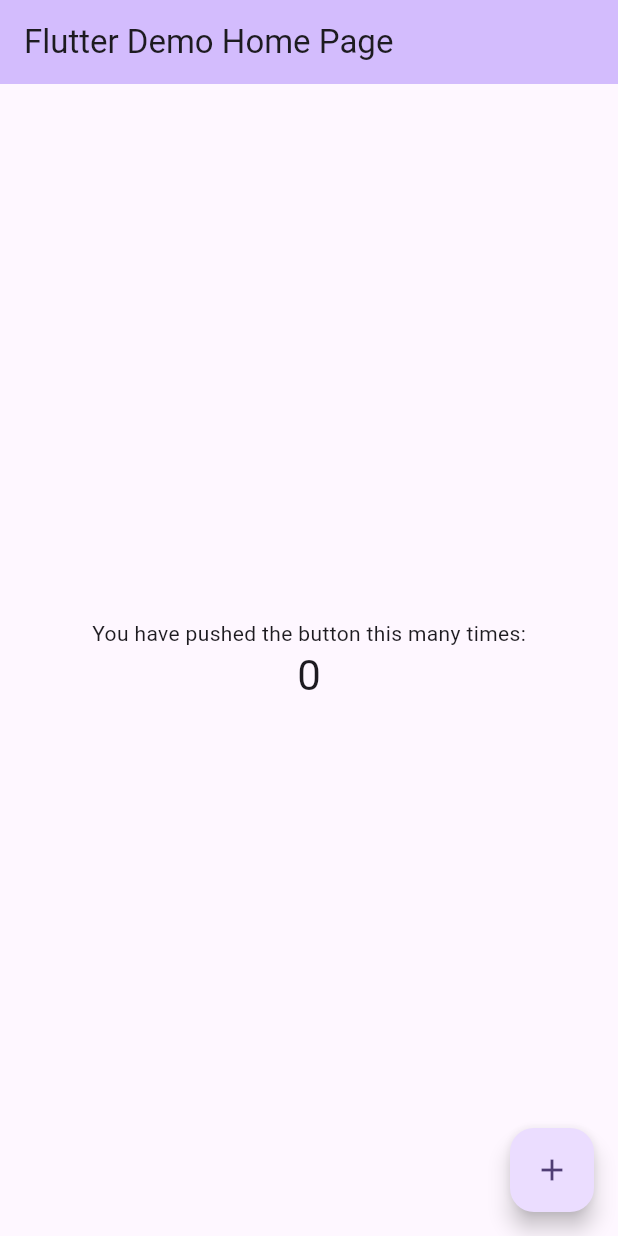
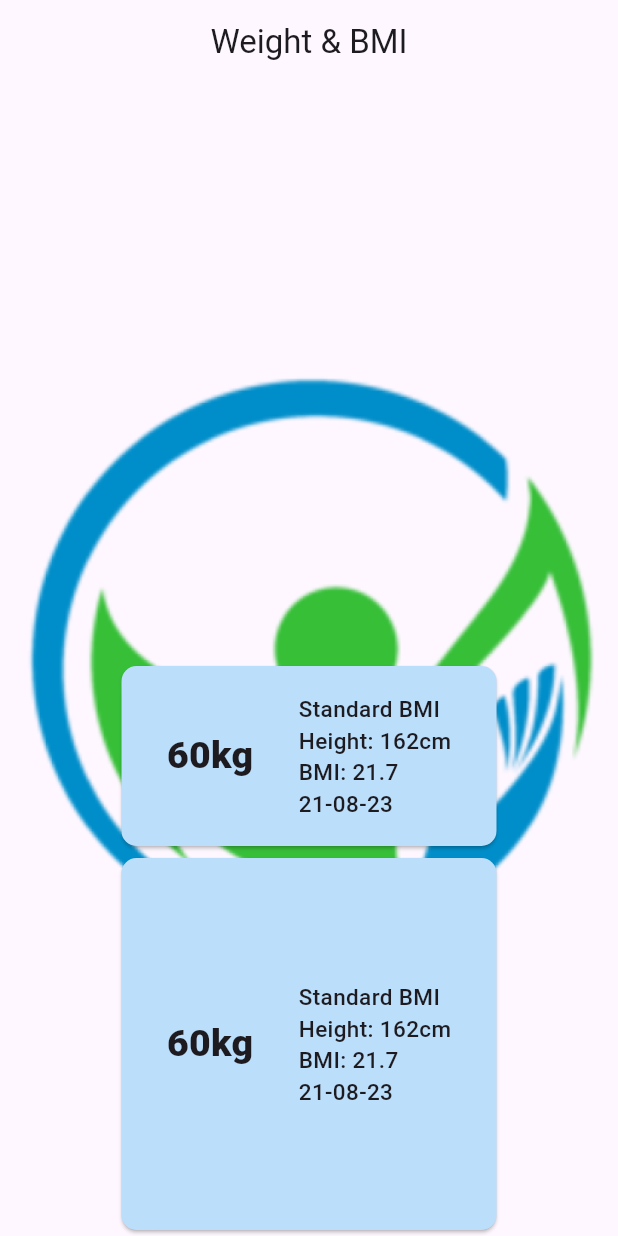
Before and after one commit to Rohan4s/LifeLine, a Flutter app: the screen it shows after launch, on a phone screen of 412 x 824 dp. Run offline on Flutter 3.47's test engine with Material 3 defaults, Android fonts, the phone set to English and light mode, and no system bars.

Commit message:
Created new pages

```diff
--- a/lib/main.dart
+++ b/lib/main.dart
@@ -1,125 +1,19 @@
 import 'package:flutter/material.dart';
+import 'pages/prescription.dart';
+import 'pages/report.dart';
+import 'pages/weight.dart';
 
 void main() {
   runApp(const MyApp());
 }
 
 class MyApp extends StatelessWidget {
-  const MyApp({super.key});
+  const MyApp({Key? key}) : super(key: key);
 
-  // This widget is the root of your application.
   @override
   Widget build(BuildContext context) {
     return MaterialApp(
-      title: 'Flutter Demo',
-      theme: ThemeData(
-        // This is the theme of your application.
-        //
-        // TRY THIS: Try running your application with "flutter run". You'll see
-        // the application has a purple toolbar. Then, without quitting the app,
-        // try changing the seedColor in the colorScheme below to Colors.green
-        // and then invoke "hot reload" (save your changes or press the "hot
-        // reload" button in a Flutter-supported IDE, or press "r" if you used
-        // the command line to start the app).
-        //
-        // Notice that the counter didn't reset back to zero; the application
-        // state is not lost during the reload. To reset the state, use hot
-        // restart instead.
-        //
-        // This works for code too, not just values: Most code changes can be
-        // tested with just a hot reload.
-        colorScheme: ColorScheme.fromSeed(seedColor: Colors.deepPurple),
-        useMaterial3: true,
-      ),
-      home: const MyHomePage(title: 'Flutter Demo Home Page'),
+      home: Weight(),
     );
   }
 }
-
-class MyHomePage extends StatefulWidget {
-  const MyHomePage({super.key, required this.title});
-
-  // This widget is the home page of your application. It is stateful, meaning
-  // that it has a State object (defined below) that contains fields that affect
-  // how it looks.
-
-  // This class is the configuration for the state. It holds the values (in this
-  // case the title) provided by the parent (in this case the App widget) and
-  // used by the build method of the State. Fields in a Widget subclass are
-  // always marked "final".
-
-  final String title;
-
-  @override
-  State<MyHomePage> createState() => _MyHomePageState();
-}
-
-class _MyHomePageState extends State<MyHomePage> {
-  int _counter = 0;
-
-  void _incrementCounter() {
-    setState(() {
-      // This call to setState tells the Flutter framework that something has
-      // changed in this State, which causes it to rerun the build method below
-      // so that the display can reflect the updated values. If we changed
-      // _counter without calling setState(), then the build method would not be
-      // called again, and so nothing would appear to happen.
-      _counter++;
-    });
-  }
-
-  @override
-  Widget build(BuildContext context) {
-    // This method is rerun every time setState is called, for instance as done
-    // by the _incrementCounter method above.
-    //
-    // The Flutter framework has been optimized to make rerunning build methods
-    // fast, so that you can just rebuild anything that needs updating rather
-    // than having to individually change instances of widgets.
-    return Scaffold(
-      appBar: AppBar(
-        // TRY THIS: Try changing the color here to a specific color (to
-        // Colors.amber, perhaps?) and trigger a hot reload to see the AppBar
-        // change color while the other colors stay the same.
-        backgroundColor: Theme.of(context).colorScheme.inversePrimary,
-        // Here we take the value from the MyHomePage object that was created by
-        // the App.build method, and use it to set our appbar title.
-        title: Text(widget.title),
-      ),
-      body: Center(
-        // Center is a layout widget. It takes a single child and positions it
-        // in the middle of the parent.
-        child: Column(
-          // Column is also a layout widget. It takes a list of children and
-          // arranges them vertically. By default, it sizes itself to fit its
-          // children horizontally, and tries to be as tall as its parent.
-          //
-          // Column has various properties to control how it sizes itself and
-          // how it positions its children. Here we use mainAxisAlignment to
-          // center the children vertically; the main axis here is the vertical
-          // axis because Columns are vertical (the cross axis would be
-          // horizontal).
-          //
-          // TRY THIS: Invoke "debug painting" (choose the "Toggle Debug Paint"
-          // action in the IDE, or press "p" in the console), to see the
-          // wireframe for each widget.
-          mainAxisAlignment: MainAxisAlignment.center,
-          children: <Widget>[
-            const Text(
-              'You have pushed the button this many times:',
-            ),
-            Text(
-              '$_counter',
-              style: Theme.of(context).textTheme.headlineMedium,
-            ),
-          ],
-        ),
-      ),
-      floatingActionButton: FloatingActionButton(
-        onPressed: _incrementCounter,
-        tooltip: 'Increment',
-        child: const Icon(Icons.add),
-      ), // This trailing comma makes auto-formatting nicer for build methods.
-    );
-  }
-}
--- /dev/null
+++ b/lib/pages/weight.dart
@@ -0,0 +1,85 @@
+import 'package:flutter/material.dart';
+
+class Weight extends StatefulWidget {
+  const Weight({Key? key}) : super(key: key);
+  @override
+  State<Weight> createState() => _WeightState();
+}
+
+class _WeightState extends State<Weight> {
+  int height = 162;
+  TextStyle textStyle = TextStyle(
+    fontSize: 15,
+    fontWeight: FontWeight.w500,
+  );
+
+  Widget getCard() {
+    return Card(
+      color: Theme.of(context).primaryColorLight,
+      // color: Colors.grey[300],
+      shape: RoundedRectangleBorder(
+        borderRadius: BorderRadius.circular(10),
+      ),
+      child: SizedBox(
+        width: 250,
+        child: Row(
+          mainAxisAlignment: MainAxisAlignment.spaceEvenly,
+          children: [
+            Text('60kg',
+                style: TextStyle(
+                  fontSize: 25,
+                  fontWeight: FontWeight.w800,
+                )),
+            Column(
+              crossAxisAlignment: CrossAxisAlignment.start,
+              mainAxisAlignment: MainAxisAlignment.center,
+              children: [
+                Text("Standard BMI",style: textStyle,),
+                Text('Height: ${height}cm',style: textStyle),
+                Text('BMI: 21.7',style: textStyle),
+                Text('21-08-23',style: textStyle),
+              ],
+            ),
+          ],
+        ),
+      ),
+    );
+  }
+
+  @override
+  Widget build(BuildContext context) {
+    return Scaffold(
+      appBar: AppBar(
+        title: Text('Weight & BMI'),
+        centerTitle: true,
+      ),
+      body: Container(
+        decoration: BoxDecoration(
+            image: DecorationImage(
+          image: AssetImage('Assets/weightbg.png'),
+        )),
+        child: Column(
+          crossAxisAlignment: CrossAxisAlignment.center,
+          children: [
+            Expanded(
+              child: Row(
+                children: [
+                  SizedBox(),
+                ],
+              ),
+              flex: 3,
+            ),
+            Expanded(
+              child: getCard(),
+              flex: 1,
+            ),
+            Expanded(
+              child: getCard(),
+              flex: 2,
+            ),
+          ],
+        ),
+      ),
+    );
+  }
+}
--- a/pubspec.yaml
+++ b/pubspec.yaml
@@ -59,9 +59,8 @@ flutter:
   uses-material-design: true
 
   # To add assets to your application, add an assets section, like this:
-  # assets:
-  #   - images/a_dot_burr.jpeg
-  #   - images/a_dot_ham.jpeg
+  assets:
+    - Assets/
 
   # An image asset can refer to one or more resolution-specific "variants", see
   # https://flutter.dev/assets-and-images/#resolution-aware
```
Also changed, not shown: lib/pages/prescription.dart (added, +57 -0 lines), lib/pages/report.dart (added, +56 -0 lines), lib/widgets/healthMetrics.dart (added, +28 -0 lines), Assets/pdf-icon-48.png (added), Assets/weightbg.png (added).
